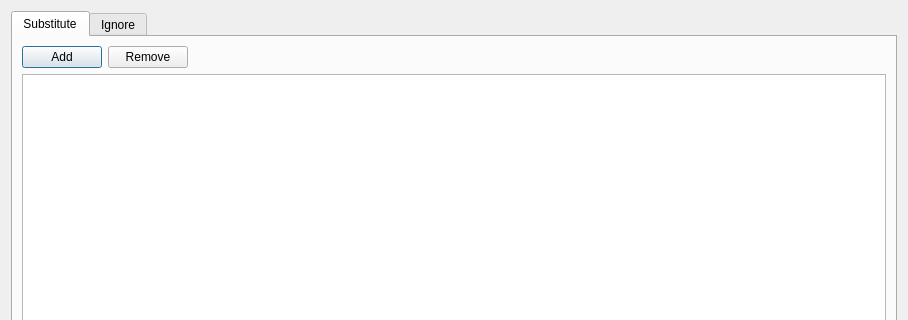
matoom/frostbite, file gui/text/alter/alterdialog.ui: the form before one commit; both pictures show x 0 to 908 and y 0 to 320 of the 908 by 584 pixel window.
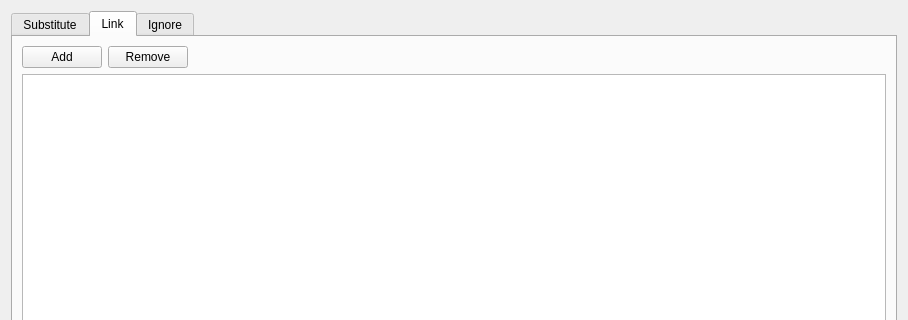
The form after the commit. The open tabs and pages were chosen to show the change. Icons and pictures are not drawn.

Commit message: moved link settings from highlights to alter text dialog; changed the way links are created in html

Diff of the .ui file:
```diff
--- a/gui/text/alter/alterdialog.ui
+++ b/gui/text/alter/alterdialog.ui
@@ -74,6 +74,51 @@
        </item>
       </layout>
      </widget>
+     <widget class="QWidget" name="links">
+      <attribute name="title">
+       <string>Link</string>
+      </attribute>
+      <layout class="QVBoxLayout" name="verticalLayout_7">
+       <item>
+        <layout class="QVBoxLayout" name="verticalLayout_6">
+         <item>
+          <layout class="QHBoxLayout" name="horizontalLayout_4">
+           <item>
+            <widget class="QPushButton" name="lAddButton">
+             <property name="text">
+              <string>Add</string>
+             </property>
+            </widget>
+           </item>
+           <item>
+            <widget class="QPushButton" name="lRemoveButton">
+             <property name="text">
+              <string>Remove</string>
+             </property>
+            </widget>
+           </item>
+           <item>
+            <spacer name="horizontalSpacer_4">
+             <property name="orientation">
+              <enum>Qt::Horizontal</enum>
+             </property>
+             <property name="sizeHint" stdset="0">
+              <size>
+               <width>40</width>
+               <height>20</height>
+              </size>
+             </property>
+            </spacer>
+           </item>
+          </layout>
+         </item>
+         <item>
+          <widget class="QTableWidget" name="linksTable"/>
+         </item>
+        </layout>
+       </item>
+      </layout>
+     </widget>
      <widget class="QWidget" name="ignore">
       <attribute name="title">
        <string>Ignore</string>
```
The commit also changes 35 other files.
